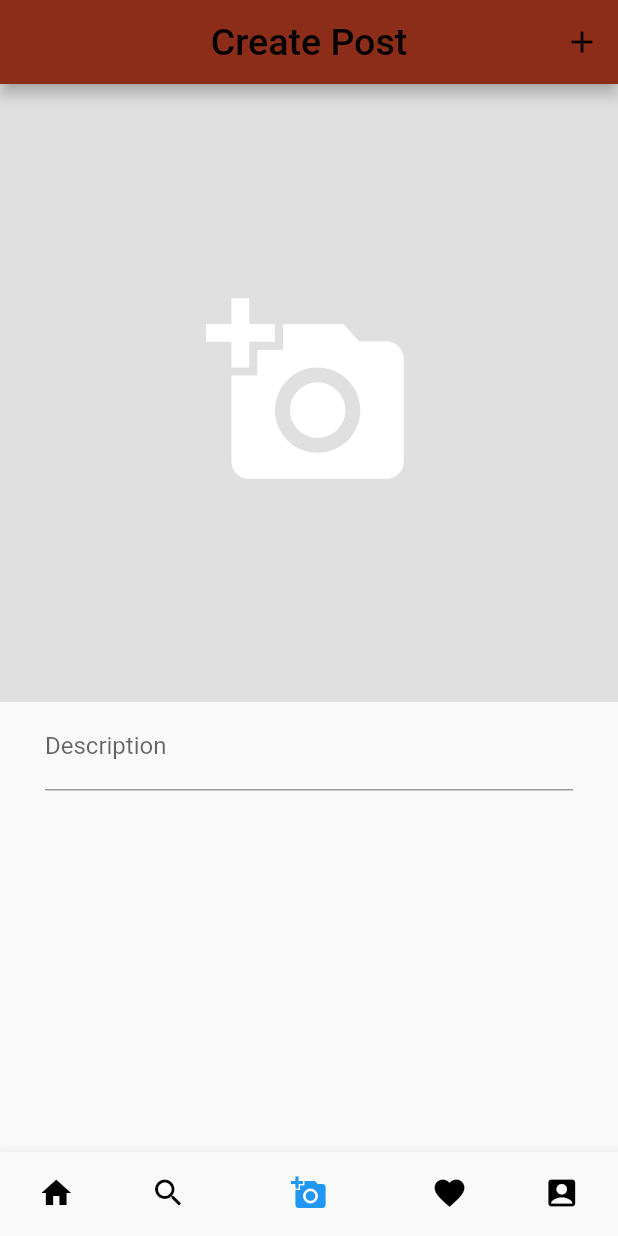
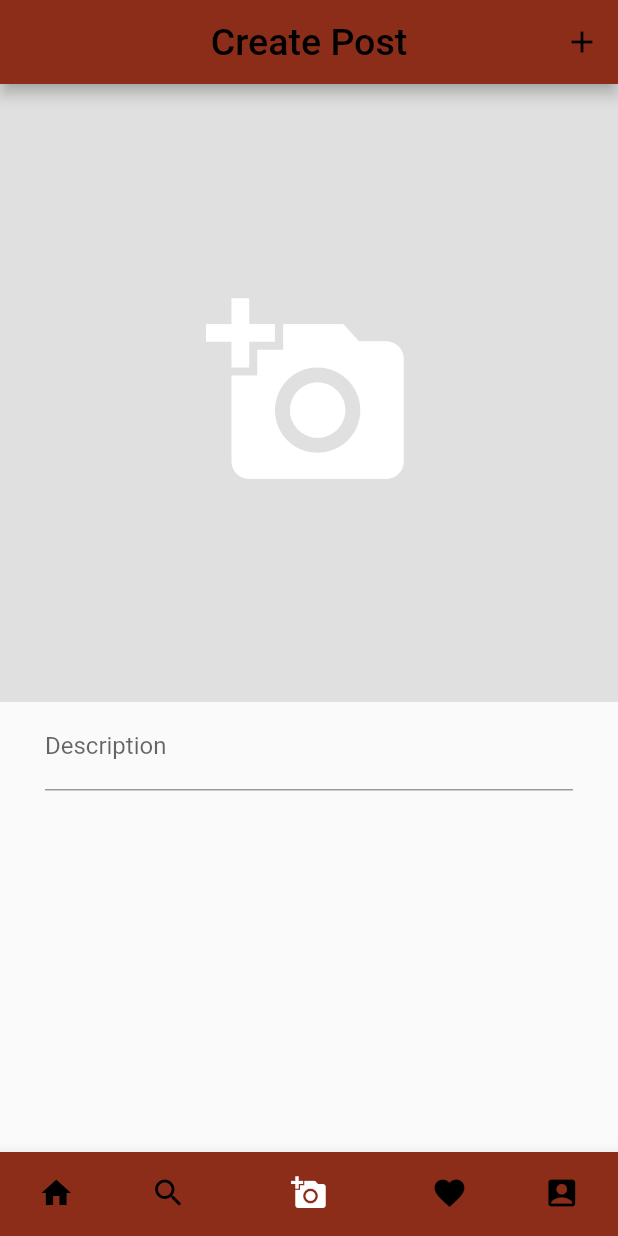
Before and after one commit to softeng-feup/open-cx-one-word, a Flutter app: the screen it shows once a user with an empty profile is signed in, swiped to page 3, on a phone screen of 412 x 824 dp. Run offline on Flutter 3.47's test engine with Material 2 defaults, Android fonts, the phone set to English and light mode, and no system bars; our stand-ins replace cached_network_image, cloud_firestore, email_validator, firebase_auth, firebase_storage, flutter_image_compress and 2 more; accounts and stored records are empty.

Commit message:
BottomNavigationBar color changed to feup pantone

```diff
--- a/my_conference/lib/pages/homePage.dart
+++ b/my_conference/lib/pages/homePage.dart
@@ -49,8 +49,7 @@ class _HomePageState extends State<HomePage> {
         showSelectedLabels: false,
         showUnselectedLabels: false,
         unselectedItemColor: Colors.black,
-        selectedItemColor: Colors.blue,
-        backgroundColor: Colors.black,
+        selectedItemColor: Colors.white,
         currentIndex: _currentTab,
         onTap: (int index){
           setState(() {
@@ -66,22 +65,27 @@ class _HomePageState extends State<HomePage> {
           BottomNavigationBarItem(
             icon: Icon(Icons.home),
             title: Text('Home'),
+            backgroundColor: Color(0xFF8C2D19),
           ),
           BottomNavigationBarItem(
             icon: Icon(Icons.search),
             title: Text('Search'),
+            backgroundColor: Color(0xFF8C2D19),
           ),
           BottomNavigationBarItem(
             icon: Icon(Icons.add_a_photo),
             title: Text('Post'),
+            backgroundColor: Color(0xFF8C2D19),
           ),
           BottomNavigationBarItem(
             icon: Icon(Icons.favorite),
             title: Text('Activity'),
+            backgroundColor: Color(0xFF8C2D19),
           ),
           BottomNavigationBarItem(
             icon: Icon(Icons.account_box),
             title: Text('Account'),
+            backgroundColor: Color(0xFF8C2D19),
           )
         ],
 
```
